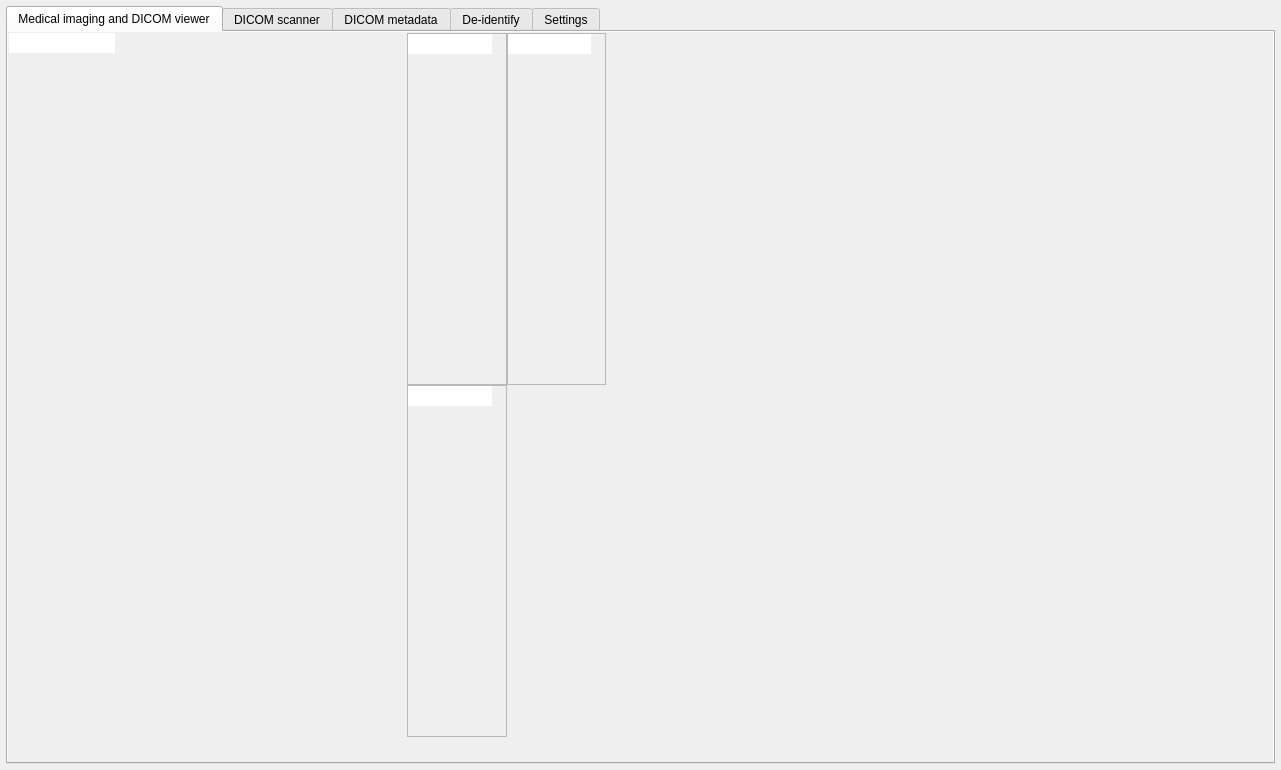
AlizaMedicalImaging/AlizaMS, file GUI/mainwindow.ui: the form before one commit.
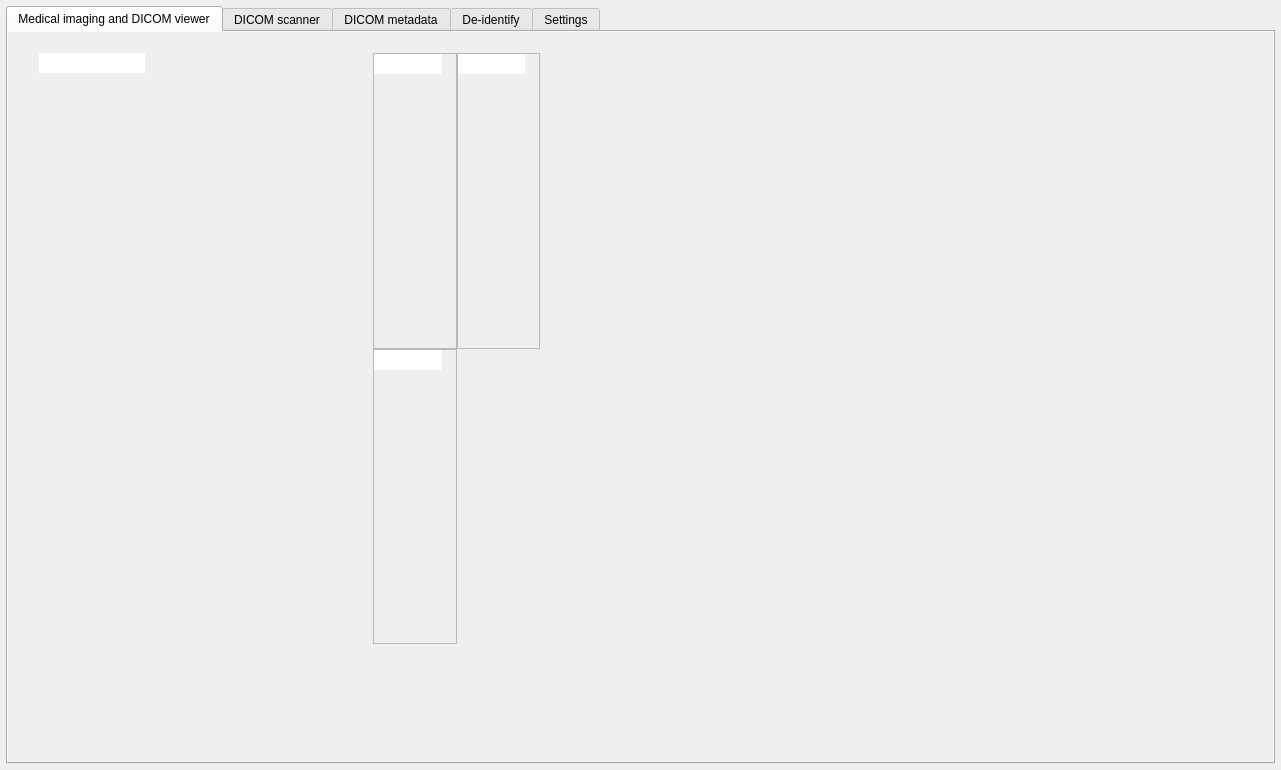
The form after the commit.

```diff
--- a/GUI/mainwindow.ui
+++ b/GUI/mainwindow.ui
@@ -160,10 +160,10 @@
                  <widget class="QFrame" name="frame2D">
                   <property name="geometry">
                    <rect>
-                    <x>1</x>
-                    <y>1</y>
-                    <width>597</width>
-                    <height>704</height>
+                    <x>31</x>
+                    <y>21</y>
+                    <width>501</width>
+                    <height>591</height>
                    </rect>
                   </property>
                   <property name="sizePolicy">
@@ -1032,10 +1032,10 @@
                  <widget class="QFrame" name="frame3D">
                   <property name="geometry">
                    <rect>
-                    <x>598</x>
-                    <y>1</y>
-                    <width>18</width>
-                    <height>76</height>
+                    <x>578</x>
+                    <y>31</y>
+                    <width>451</width>
+                    <height>581</height>
                    </rect>
                   </property>
                   <property name="sizePolicy">
```
